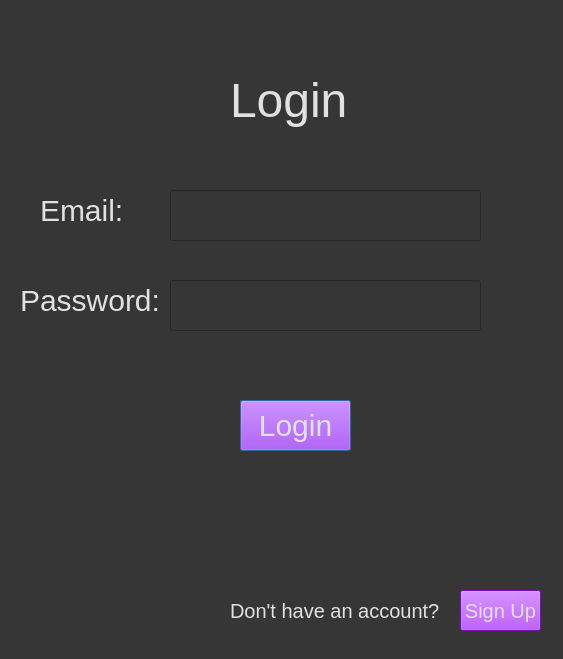
This is login_form.ui in maj3r1819/Gender-Recognition as Qt 5 draws it before an edit. The edited form follows.
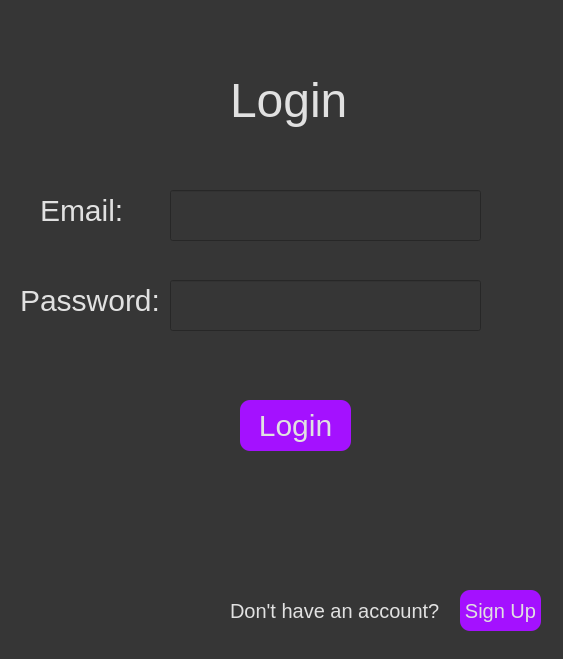
This is the edited form.

Commit message: Webcam On button functional

Patch:
```diff
--- a/login_form.ui
+++ b/login_form.ui
@@ -116,7 +116,8 @@
    <property name="styleSheet">
     <string notr="true">background-color: rgb(164, 17, 255);
 border-color: rgb(255, 64, 99);
-font-size : 30px;</string>
+font-size : 30px;
+border-radius : 10px;</string>
    </property>
    <property name="text">
     <string>Login</string>
@@ -151,7 +152,8 @@
    <property name="styleSheet">
     <string notr="true">background-color: rgb(164, 17, 255);
 border-color: rgb(255, 64, 99);
-font-size : 20px;</string>
+font-size : 20px;
+border-radius : 10px;</string>
    </property>
    <property name="text">
     <string>Sign Up</string>
```
The commit also changes 4 other files.
